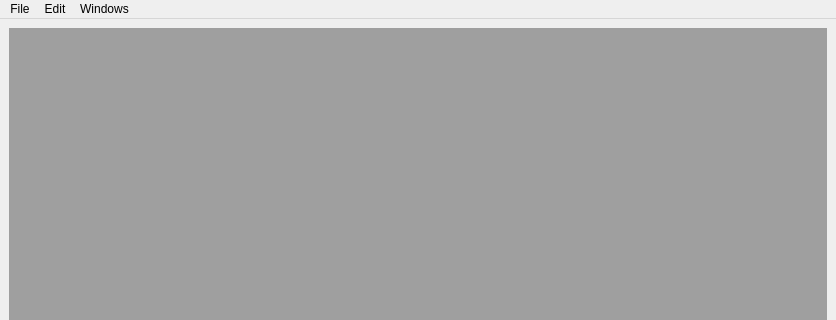
Old version of the form oat/views/ui_main_window.ui in the repository Oli4/oat; both pictures show x 0 to 836 and y 0 to 320 of the 836 by 637 pixel window.
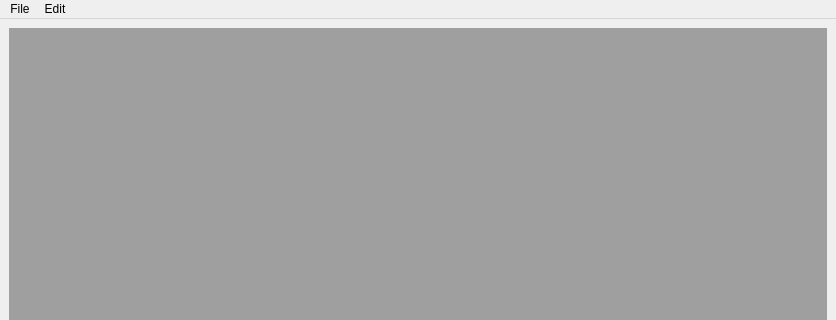
New version of the form. Icons and pictures are not drawn.

```diff
--- a/oat/views/ui_main_window.ui
+++ b/oat/views/ui_main_window.ui
@@ -30,7 +30,7 @@
      <x>0</x>
      <y>0</y>
      <width>836</width>
-     <height>23</height>
+     <height>22</height>
     </rect>
    </property>
    <widget class="QMenu" name="menuFile">
@@ -49,14 +49,8 @@
     <addaction name="separator"/>
     <addaction name="actionSave_as"/>
     <addaction name="actionSave"/>
-   </widget>
-   <widget class="QMenu" name="menuWindows">
-    <property name="title">
-     <string>Windows</string>
-    </property>
-    <addaction name="actionToggle2D"/>
-    <addaction name="actionToggle3D"/>
-    <addaction name="actionToogleToolbox"/>
+       <addaction name="separator"/>
+       <addaction name="actionExport"/>
    </widget>
    <widget class="QMenu" name="menuEdit">
     <property name="title">
@@ -67,7 +61,6 @@
    </widget>
    <addaction name="menuFile"/>
    <addaction name="menuEdit"/>
-   <addaction name="menuWindows"/>
   </widget>
   <widget class="QStatusBar" name="statusbar"/>
   <action name="actionSave_as">
```
Left out of the diff: 48 changed lines with no effect on the pictures. Lines whose indentation alone changed are shown as unchanged.
